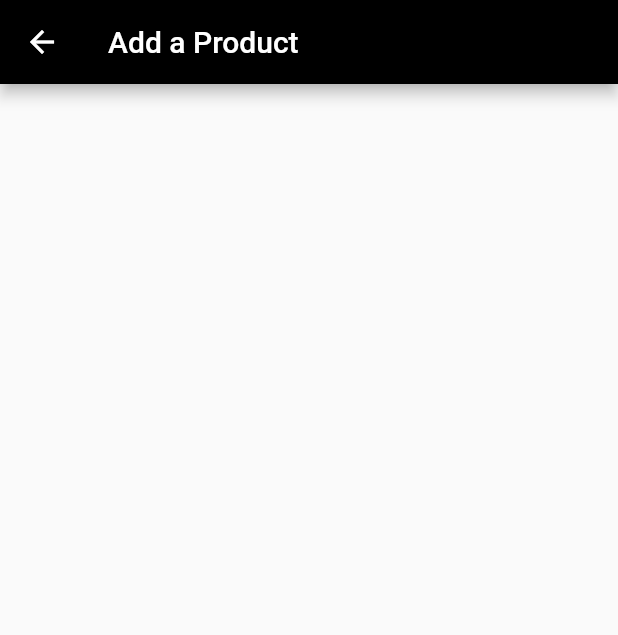
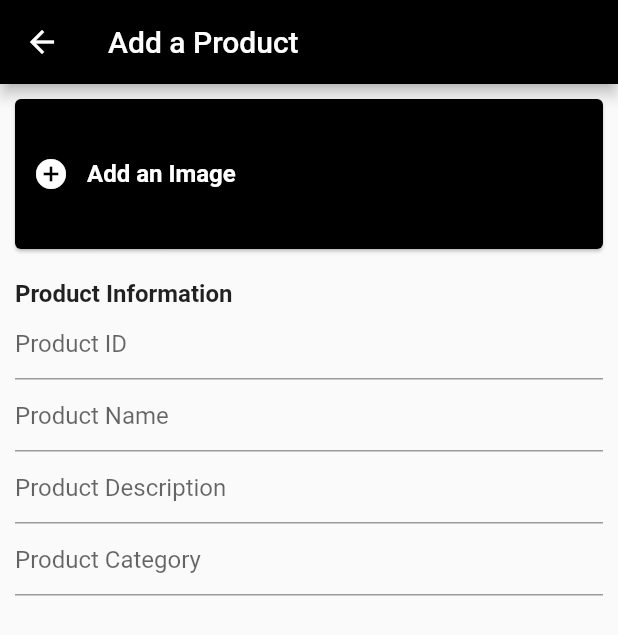
Before and after one commit to maxonflutter/flutter_ecommerce_series_admin_panel, a Flutter app: the NewProductScreen screen opened directly, on a phone screen of 412 x 824 dp. Shown: the top 635 px of the screen. Run offline on Flutter 3.47's test engine with Material 2 defaults, Android fonts, the phone set to English and light mode, and no system bars; our stand-ins replace equatable, get, image_picker.

Commit message:
Product Screen

```diff
--- a/lib/screens/new_product_screen.dart
+++ b/lib/screens/new_product_screen.dart
@@ -18,9 +18,57 @@ class NewProductScreen extends StatelessWidget {
         padding: const EdgeInsets.all(10.0),
         child: Column(
           crossAxisAlignment: CrossAxisAlignment.start,
-          children: const [],
+          children: [
+            SizedBox(
+              height: 100,
+              child: Card(
+                margin: EdgeInsets.zero,
+                color: Colors.black,
+                child: Row(
+                  children: [
+                    IconButton(
+                      onPressed: () {
+                        Get.to(() => const NewProductScreen());
+                      },
+                      icon: const Icon(
+                        Icons.add_circle,
+                        color: Colors.white,
+                      ),
+                    ),
+                    const Text(
+                      'Add an Image',
+                      style: TextStyle(
+                        fontSize: 16,
+                        fontWeight: FontWeight.bold,
+                        color: Colors.white,
+                      ),
+                    ),
+                  ],
+                ),
+              ),
+            ),
+            const SizedBox(height: 20),
+            const Text(
+              'Product Information',
+              style: TextStyle(
+                fontSize: 16,
+                fontWeight: FontWeight.bold,
+              ),
+            ),
+            _buildTextFormField('Product ID'),
+            _buildTextFormField('Product Name'),
+            _buildTextFormField('Product Description'),
+            _buildTextFormField('Product Category'),
+            const SizedBox(height: 10),
+          ],
         ),
       ),
     );
   }
+
+  TextFormField _buildTextFormField(String hintText) {
+    return TextFormField(
+      decoration: InputDecoration(hintText: hintText),
+    );
+  }
 }
```
